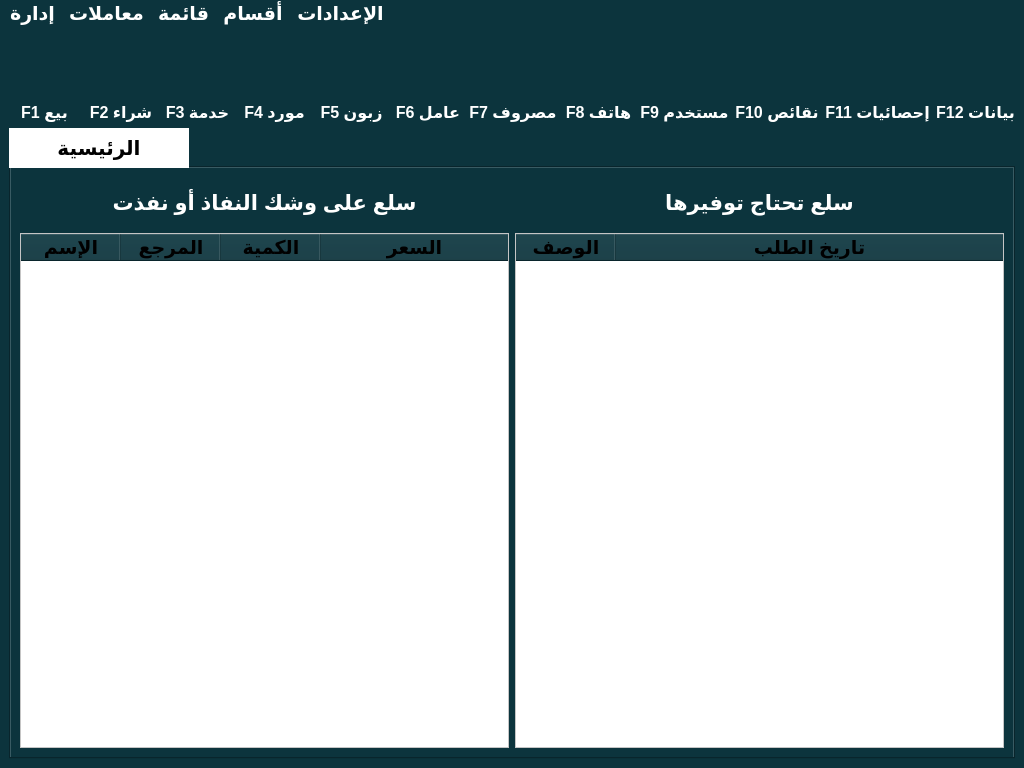
Before: the Qt Designer form uis/qt_uis/main_screen_new.ui in salahkhiat/ModeerPOS, drawn with Qt 5.
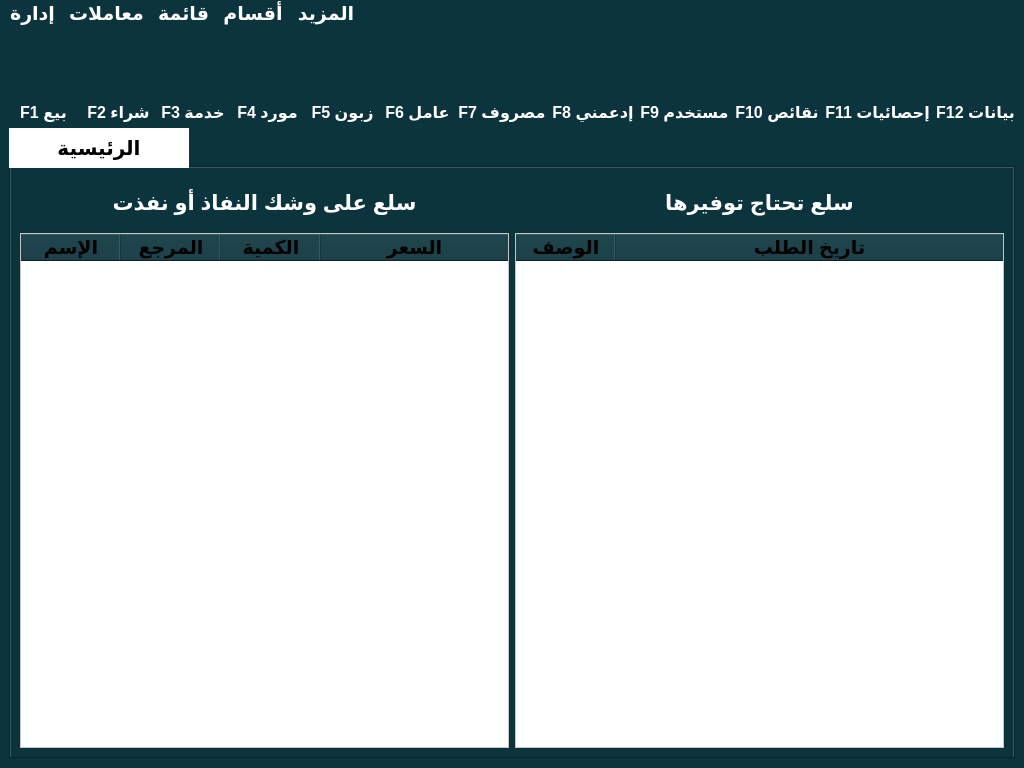
After: the same form once the commit is applied. Icons and pictures are not drawn.

Diff of the .ui file:
```diff
--- a/uis/qt_uis/main_screen_new.ui
+++ b/uis/qt_uis/main_screen_new.ui
@@ -823,7 +823,7 @@
            <string notr="true">color:white</string>
           </property>
           <property name="text">
-           <string>هاتف F8</string>
+           <string>إدعمني F8</string>
           </property>
           <property name="alignment">
            <set>Qt::AlignCenter</set>
@@ -1288,7 +1288,7 @@
 }</string>
     </property>
     <property name="title">
-     <string>الإعدادات</string>
+     <string>المزيد</string>
     </property>
     <addaction name="init_amount_action"/>
    </widget>
```
Left out of the diff: 9 changed lines with no effect on the pictures.
